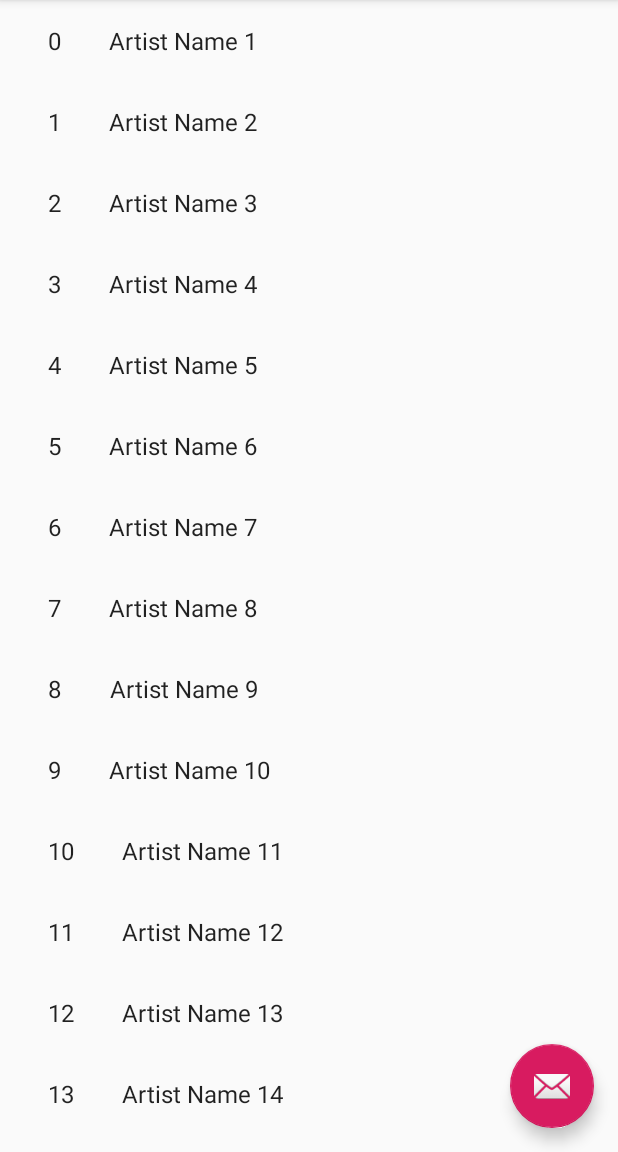
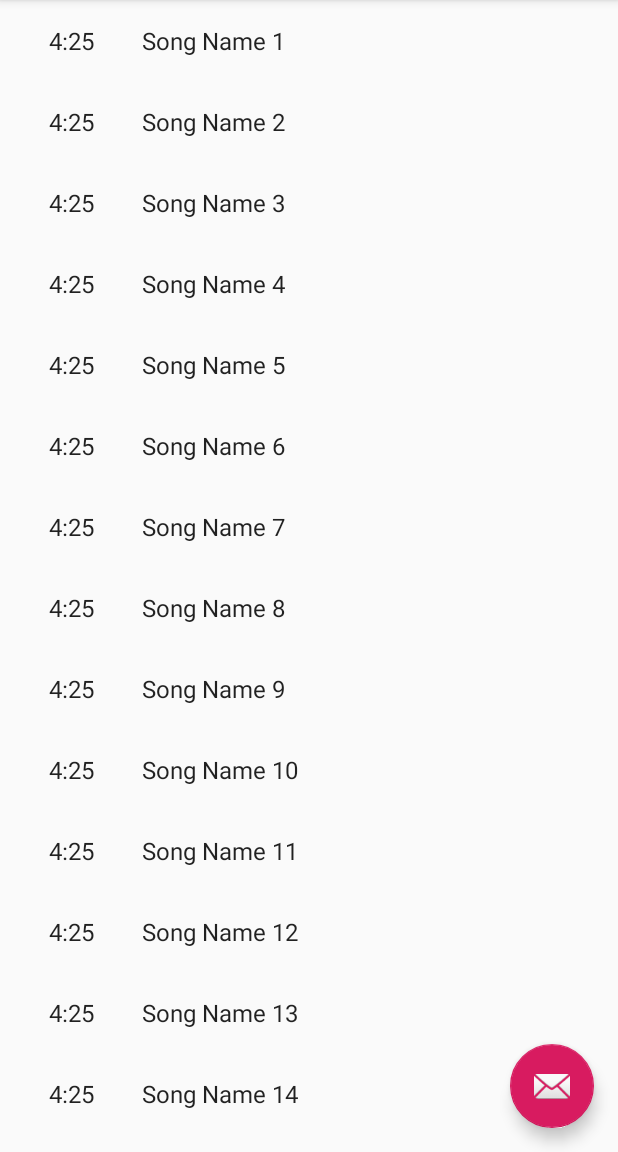
Before and after one commit to lukepotasiewicz/MusicPlayer, an Android app: the screen it shows after launch (ItemListActivity), on a phone screen of 412 x 824 dp, the part 84-1236 px from its top. Run offline under Robolectric (Android 15) with nearby library versions, the phone set to English and light mode, and no system bars.

Commit message:
Added file importing and bitmap image for album cover, kept fallback if files were missing

```diff
--- a/app/src/main/java/com/example/musicplayer/ItemListActivity.java
+++ b/app/src/main/java/com/example/musicplayer/ItemListActivity.java
@@ -22,6 +22,7 @@ import android.util.Log;
 import android.view.LayoutInflater;
 import android.view.View;
 import android.view.ViewGroup;
+import android.widget.ImageView;
 import android.widget.TextView;
 
 import com.example.musicplayer.song.SongContent;
@@ -131,8 +132,9 @@ public class ItemListActivity extends AppCompatActivity {
 
         @Override
         public void onBindViewHolder(final ViewHolder holder, int position) {
-            holder.mIdView.setText(mValues.get(position).id);
-            holder.mContentView.setText(mValues.get(position).artist);
+            holder.mIdView.setText(mValues.get(position).getFormattedLength());
+            holder.mContentView.setText(mValues.get(position).name);
+            holder.albumArt.setImageBitmap(mValues.get(position).albumArt);
 
             holder.itemView.setTag(mValues.get(position));
             holder.itemView.setOnClickListener(mOnClickListener);
@@ -146,9 +148,11 @@ public class ItemListActivity extends AppCompatActivity {
         class ViewHolder extends RecyclerView.ViewHolder {
             final TextView mIdView;
             final TextView mContentView;
+            final ImageView albumArt;
 
             ViewHolder(View view) {
                 super(view);
+                albumArt = view.findViewById(R.id.id_image);
                 mIdView = (TextView) view.findViewById(R.id.id_text);
                 mContentView = (TextView) view.findViewById(R.id.content);
             }
--- a/app/src/main/java/com/example/musicplayer/song/SongContent.java
+++ b/app/src/main/java/com/example/musicplayer/song/SongContent.java
@@ -1,6 +1,9 @@
 package com.example.musicplayer.song;
 
+import android.graphics.Bitmap;
+import android.graphics.BitmapFactory;
 import android.util.Log;
+import android.media.MediaMetadataRetriever;
 
 import java.util.ArrayList;
 import java.util.Arrays;
@@ -26,23 +29,6 @@ public class SongContent {
     public static final Map<String, SongItem> ITEM_MAP = new HashMap<String, SongItem>();
 
     static {
-        try {
-            String path = "/mnt/sdcard/Download";
-            Log.d("Files", "Path: " + path);
-            File directory = new File(path);
-            Log.v("Files",directory.exists()+"");
-            Log.v("Files",directory.isDirectory()+"");
-            Log.v("Files",directory.listFiles()+"");
-            File[] files = directory.listFiles();
-            Log.d("Files", "Size: "+ files.length);
-            for (int i = 0; i < files.length; i++)
-            {
-                Log.d("Files", "FileName:" + files[i].getName());
-            }
-        } catch (Throwable error) {
-            Log.e("ERROR", "", error);
-            Log.e("ERROR", "No music Files found, falling back to mock data");
-        }
         List<String> SONG_NAMES = Arrays.asList(
                 "Song Name 1",
                 "Song Name 2",
@@ -79,9 +65,40 @@ public class SongContent {
                 "Artist Name 15",
                 "Artist Name 16"
         );
+        boolean foundFiles = false;
+        File[] files;
+        try {
+            String path = "/sdcard/Music";
+            Log.d("Files", "Path: " + path);
+            File directory = new File(path);
+            files = directory.listFiles();
+            Log.d("Files", "Size: " + files.length);
+            for (int i = 0; i < files.length; i++) {
+                MediaMetadataRetriever metaRetriever;
+                metaRetriever = new MediaMetadataRetriever();
+                metaRetriever.setDataSource("/sdcard/Music/" + files[i].getName());
+                byte[] art;
+                art = metaRetriever.getEmbeddedPicture();
+                Bitmap songImage = BitmapFactory.decodeByteArray(art, 0, art.length);
+
+                addItem(new SongItem(
+                        String.valueOf(i),
+                        metaRetriever.extractMetadata(MediaMetadataRetriever.METADATA_KEY_TITLE),
+                        metaRetriever.extractMetadata(MediaMetadataRetriever.METADATA_KEY_ARTIST),
+                        Integer.parseInt(metaRetriever.extractMetadata(MediaMetadataRetriever.METADATA_KEY_DURATION))/1000,
+                        songImage
+                ));
+            }
+            foundFiles = true;
+        } catch (Throwable error) {
+            Log.e("ERROR", "", error);
+            Log.e("ERROR", "No music Files found, falling back to mock data");
+        }
         // Add some sample items.
-        for (int i = 0; i < SONG_NAMES.size(); i++) {
-            addItem(new SongItem(String.valueOf(i), SONG_NAMES.get(i), ARTIST_NAMES.get(i), 265));
+        if (!foundFiles) {
+            for (int i = 0; i < SONG_NAMES.size(); i++) {
+                addItem(new SongItem(String.valueOf(i), SONG_NAMES.get(i), ARTIST_NAMES.get(i), 265));
+            }
         }
     }
 
@@ -98,12 +115,22 @@ public class SongContent {
         public final String name;
         public final String artist;
         final int length;
+        public final Bitmap albumArt;
 
-        SongItem(String id, String name, String artist, int length ) {
+        SongItem(String id, String name, String artist, int length, Bitmap art) {
             this.id = id;
             this.name = name;
             this.artist = artist;
             this.length = length;
+            this.albumArt = art;
+        }
+
+        SongItem(String id, String name, String artist, int length) {
+            this.id = id;
+            this.name = name;
+            this.artist = artist;
+            this.length = length;
+            this.albumArt = null;
         }
 
         @Override
@@ -112,7 +139,10 @@ public class SongContent {
         }
 
         public String getFormattedLength() {
-            return length/60 + ":" + length%60;
+            if (length % 60 < 10) {
+                return length / 60 + ":0" + length % 60;
+            }
+            return length / 60 + ":" + length % 60;
         }
     }
 }
--- a/app/src/main/res/layout/item_list_content.xml
+++ b/app/src/main/res/layout/item_list_content.xml
@@ -1,8 +1,16 @@
 <?xml version="1.0" encoding="utf-8"?>
 <LinearLayout xmlns:android="http://schemas.android.com/apk/res/android"
     android:layout_width="wrap_content"
-    android:layout_height="wrap_content"
-    android:orientation="horizontal">
+    android:layout_height="wrap_content">
+
+    <ImageView
+        android:id="@+id/id_image"
+        android:layout_width="wrap_content"
+        android:layout_height="wrap_content"
+        android:maxHeight="1dp"
+        android:maxWidth="1dp"
+        android:cropToPadding="true"
+        android:textAppearance="?attr/textAppearanceListItem" />
 
     <TextView
         android:id="@+id/id_text"
```
